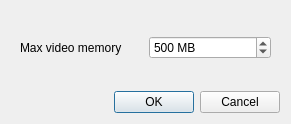
Before: the Qt Designer form v3d_main/neuron_annotator/gui/PreferencesNa.ui in CBL-ORION/Vaa3D-mirror, drawn with Qt 5.
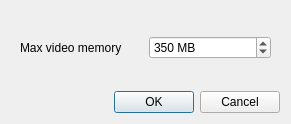
After: the same form once the commit is applied.

What changed in the file:
```diff
--- a/v3d_main/neuron_annotator/gui/PreferencesNa.ui
+++ b/v3d_main/neuron_annotator/gui/PreferencesNa.ui
@@ -52,7 +52,7 @@
              <number>100</number>
             </property>
             <property name="value">
-             <number>500</number>
+             <number>350</number>
             </property>
            </widget>
           </item>
```
